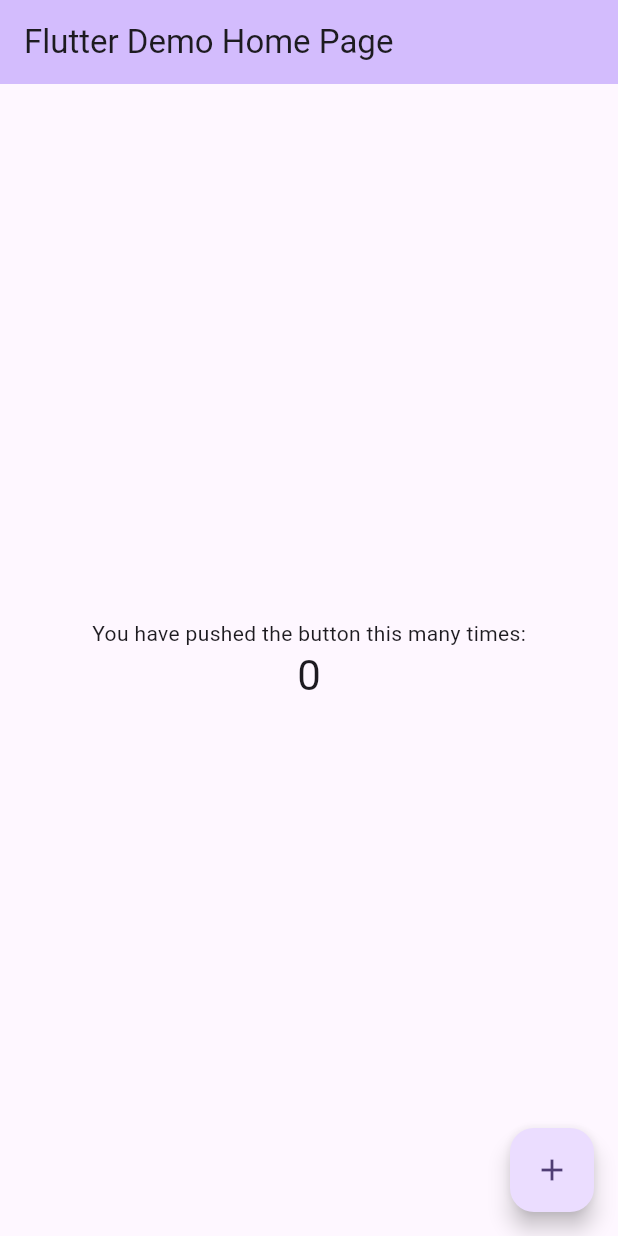
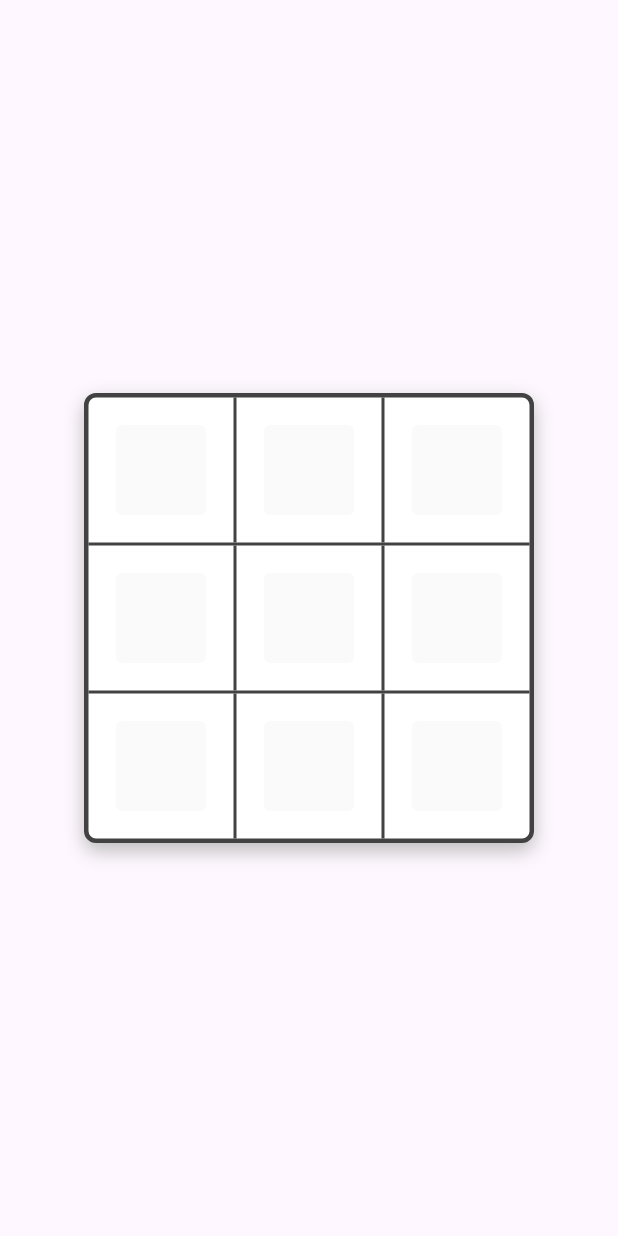
Before and after one commit to kaleberq/Jogo-da-velha, a Flutter app: the screen it shows after launch, on a phone screen of 412 x 824 dp. Run offline on Flutter 3.47's test engine with Material 3 defaults, Android fonts, the phone set to English and light mode, and no system bars.

Commit message:
Add Tic Tac Toe screen and components for game layout
- Introduced `TicTacToeScreen` as the main game interface.
- Added `CellComponent`, `RowComponent`, `HorizontalDividerComponent`, and `VerticalDividerComponent` for structuring the game board.
- Updated `main.dart` to launch the Tic Tac Toe screen directly.

```diff
--- a/lib/main.dart
+++ b/lib/main.dart
@@ -1,4 +1,5 @@
 import 'package:flutter/material.dart';
+import 'package:jogo_da_velha/presentation/screens/tic_tac_toe/tic_tac_toe_screen.dart';
 
 void main() {
   runApp(const MyApp());
@@ -10,113 +11,6 @@ class MyApp extends StatelessWidget {
   // This widget is the root of your application.
   @override
   Widget build(BuildContext context) {
-    return MaterialApp(
-      title: 'Flutter Demo',
-      theme: ThemeData(
-        // This is the theme of your application.
-        //
-        // TRY THIS: Try running your application with "flutter run". You'll see
-        // the application has a purple toolbar. Then, without quitting the app,
-        // try changing the seedColor in the colorScheme below to Colors.green
-        // and then invoke "hot reload" (save your changes or press the "hot
-        // reload" button in a Flutter-supported IDE, or press "r" if you used
-        // the command line to start the app).
-        //
-        // Notice that the counter didn't reset back to zero; the application
-        // state is not lost during the reload. To reset the state, use hot
-        // restart instead.
-        //
-        // This works for code too, not just values: Most code changes can be
-        // tested with just a hot reload.
-        colorScheme: ColorScheme.fromSeed(seedColor: Colors.deepPurple),
-      ),
-      home: const MyHomePage(title: 'Flutter Demo Home Page'),
-    );
+    return MaterialApp(home: const TicTacToeScreen());
   }
 }
-
-class MyHomePage extends StatefulWidget {
-  const MyHomePage({super.key, required this.title});
-
-  // This widget is the home page of your application. It is stateful, meaning
-  // that it has a State object (defined below) that contains fields that affect
-  // how it looks.
-
-  // This class is the configuration for the state. It holds the values (in this
-  // case the title) provided by the parent (in this case the App widget) and
-  // used by the build method of the State. Fields in a Widget subclass are
-  // always marked "final".
-
-  final String title;
-
-  @override
-  State<MyHomePage> createState() => _MyHomePageState();
-}
-
-class _MyHomePageState extends State<MyHomePage> {
-  int _counter = 0;
-
-  void _incrementCounter() {
-    setState(() {
-      // This call to setState tells the Flutter framework that something has
-      // changed in this State, which causes it to rerun the build method below
-      // so that the display can reflect the updated values. If we changed
-      // _counter without calling setState(), then the build method would not be
-      // called again, and so nothing would appear to happen.
-      _counter++;
-    });
-  }
-
-  @override
-  Widget build(BuildContext context) {
-    // This method is rerun every time setState is called, for instance as done
-    // by the _incrementCounter method above.
-    //
-    // The Flutter framework has been optimized to make rerunning build methods
-    // fast, so that you can just rebuild anything that needs updating rather
-    // than having to individually change instances of widgets.
-    return Scaffold(
-      appBar: AppBar(
-        // TRY THIS: Try changing the color here to a specific color (to
-        // Colors.amber, perhaps?) and trigger a hot reload to see the AppBar
-        // change color while the other colors stay the same.
-        backgroundColor: Theme.of(context).colorScheme.inversePrimary,
-        // Here we take the value from the MyHomePage object that was created by
-        // the App.build method, and use it to set our appbar title.
-        title: Text(widget.title),
-      ),
-      body: Center(
-        // Center is a layout widget. It takes a single child and positions it
-        // in the middle of the parent.
-        child: Column(
-          // Column is also a layout widget. It takes a list of children and
-          // arranges them vertically. By default, it sizes itself to fit its
-          // children horizontally, and tries to be as tall as its parent.
-          //
-          // Column has various properties to control how it sizes itself and
-          // how it positions its children. Here we use mainAxisAlignment to
-          // center the children vertically; the main axis here is the vertical
-          // axis because Columns are vertical (the cross axis would be
-          // horizontal).
-          //
-          // TRY THIS: Invoke "debug painting" (choose the "Toggle Debug Paint"
-          // action in the IDE, or press "p" in the console), to see the
-          // wireframe for each widget.
-          mainAxisAlignment: MainAxisAlignment.center,
-          children: <Widget>[
-            const Text('You have pushed the button this many times:'),
-            Text(
-              '$_counter',
-              style: Theme.of(context).textTheme.headlineMedium,
-            ),
-          ],
-        ),
-      ),
-      floatingActionButton: FloatingActionButton(
-        onPressed: _incrementCounter,
-        tooltip: 'Increment',
-        child: const Icon(Icons.add),
-      ), // This trailing comma makes auto-formatting nicer for build methods.
-    );
-  }
-}
--- /dev/null
+++ b/lib/presentation/components/cell_component.dart
@@ -0,0 +1,26 @@
+import 'package:flutter/material.dart';
+
+class CellComponent extends StatelessWidget {
+  const CellComponent({super.key});
+
+  @override
+  Widget build(BuildContext context) {
+    return Expanded(
+      child: Container(
+        decoration: BoxDecoration(
+          border: Border.all(color: Colors.transparent, width: 0),
+        ),
+        child: Center(
+          child: Container(
+            width: 60,
+            height: 60,
+            decoration: BoxDecoration(
+              color: Colors.grey.shade50,
+              borderRadius: BorderRadius.circular(4),
+            ),
+          ),
+        ),
+      ),
+    );
+  }
+}
--- /dev/null
+++ b/lib/presentation/components/horizontal_divider_component.dart
@@ -0,0 +1,10 @@
+import 'package:flutter/material.dart';
+
+class HorizontalDividerComponent extends StatelessWidget {
+  const HorizontalDividerComponent({super.key});
+
+  @override
+  Widget build(BuildContext context) {
+    return Container(height: 2, color: Colors.grey.shade800);
+  }
+}
--- /dev/null
+++ b/lib/presentation/components/row_component.dart
@@ -0,0 +1,23 @@
+import 'package:flutter/material.dart';
+import 'package:jogo_da_velha/presentation/components/cell_component.dart';
+import 'package:jogo_da_velha/presentation/components/vertical_divider_component.dart';
+
+class RowComponent extends StatelessWidget {
+  const RowComponent({super.key});
+
+  @override
+  Widget build(BuildContext context) {
+    return Expanded(
+      child: Row(
+        children: [
+          CellComponent(),
+          VerticalDividerComponent(),
+          CellComponent(),
+          VerticalDividerComponent(),
+          CellComponent(),
+        ],
+      ),
+    );
+    ;
+  }
+}
--- /dev/null
+++ b/lib/presentation/components/vertical_divider_component.dart
@@ -0,0 +1,10 @@
+import 'package:flutter/material.dart';
+
+class VerticalDividerComponent extends StatelessWidget {
+  const VerticalDividerComponent({super.key});
+
+  @override
+  Widget build(BuildContext context) {
+    return Container(width: 2, color: Colors.grey.shade800);
+  }
+}
--- /dev/null
+++ b/lib/presentation/screens/tic_tac_toe/tic_tac_toe_screen.dart
@@ -0,0 +1,48 @@
+import 'package:flutter/material.dart';
+import 'package:jogo_da_velha/presentation/components/horizontal_divider_component.dart';
+import 'package:jogo_da_velha/presentation/components/row_component.dart';
+
+class TicTacToeScreen extends StatefulWidget {
+  const TicTacToeScreen({super.key});
+
+  @override
+  State<TicTacToeScreen> createState() => _TicTacToeScreenState();
+}
+
+class _TicTacToeScreenState extends State<TicTacToeScreen> {
+  @override
+  Widget build(BuildContext context) {
+    return Scaffold(
+      body: Center(
+        child: Padding(
+          padding: const EdgeInsets.all(20.0),
+          child: Container(
+            width: 300,
+            height: 300,
+            decoration: BoxDecoration(
+              color: Colors.white,
+              border: Border.all(color: Colors.grey.shade800, width: 3),
+              borderRadius: BorderRadius.circular(8),
+              boxShadow: [
+                BoxShadow(
+                  color: Colors.grey.shade400,
+                  blurRadius: 10,
+                  offset: const Offset(0, 5),
+                ),
+              ],
+            ),
+            child: Column(
+              children: [
+                RowComponent(),
+                HorizontalDividerComponent(),
+                RowComponent(),
+                HorizontalDividerComponent(),
+                RowComponent(),
+              ],
+            ),
+          ),
+        ),
+      ),
+    );
+  }
+}
```
